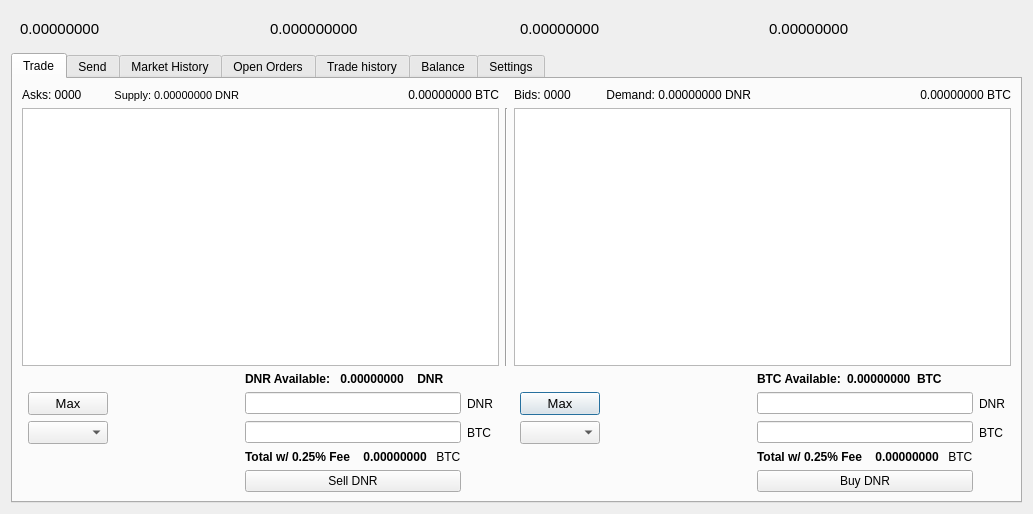
metaspartan/denarius, file src/qt/forms/tradingdialog.ui: the form before one commit.
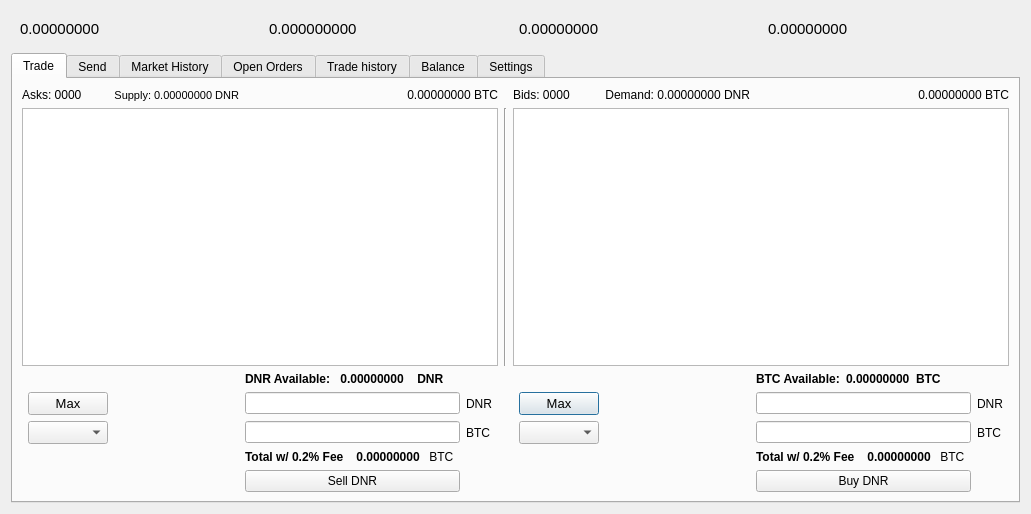
The form after the commit. The open tabs and pages were chosen to show the change. Icons and pictures are not drawn.

```diff
--- a/src/qt/forms/tradingdialog.ui
+++ b/src/qt/forms/tradingdialog.ui
@@ -1437,7 +1437,7 @@
             </font>
            </property>
            <property name="text">
-            <string>Total w/ 0.25% Fee </string>
+            <string>Total w/ 0.2% Fee </string>
            </property>
           </widget>
          </item>
@@ -1901,7 +1901,7 @@
             </font>
            </property>
            <property name="text">
-            <string>Total w/ 0.25% Fee </string>
+            <string>Total w/ 0.2% Fee </string>
            </property>
           </widget>
          </item>
```
Left out of the diff: 2 changed lines with no effect on the pictures.
